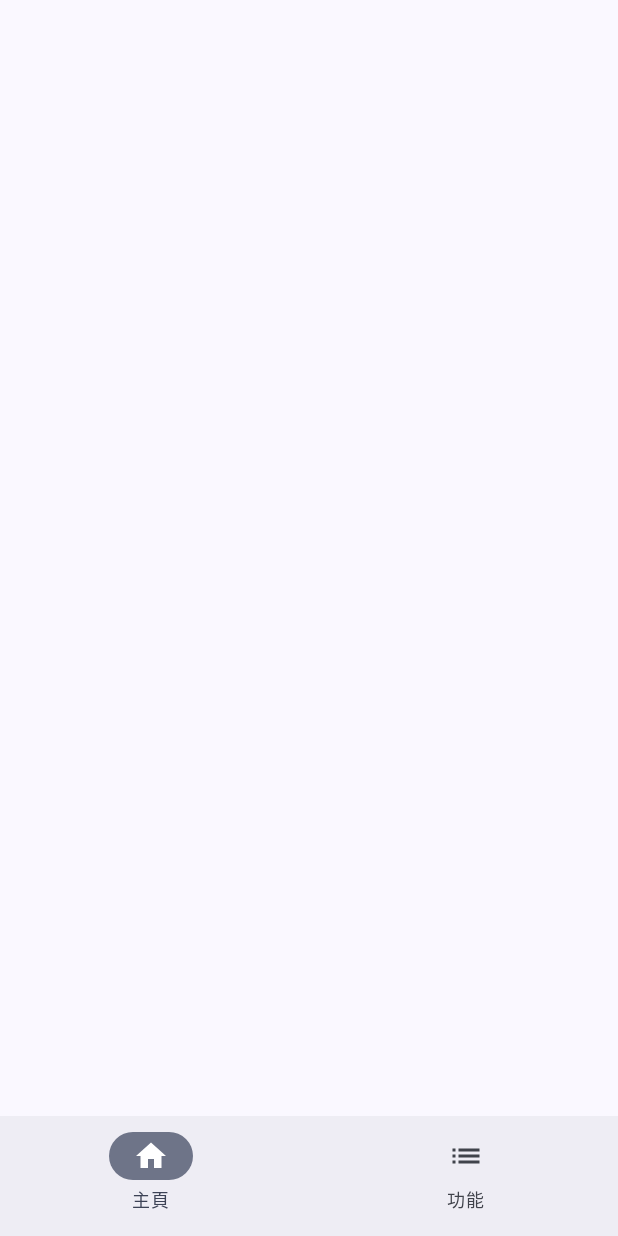
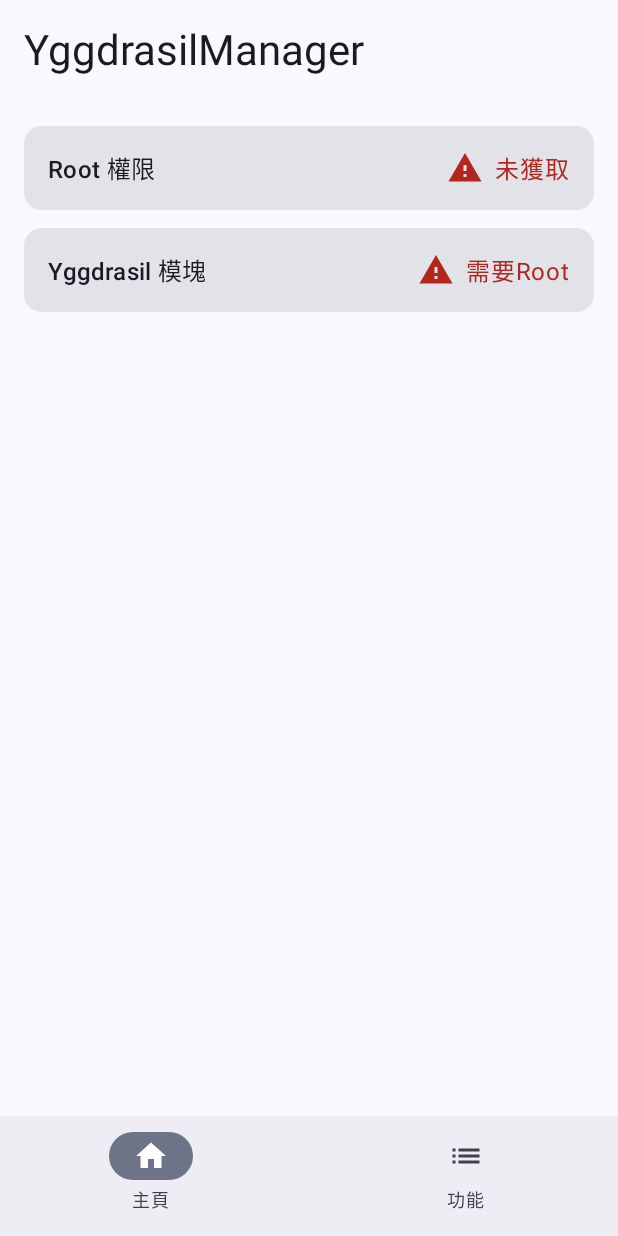
Before and after one commit to Ng1okHub/YggdrasilManager, an Android app built with Jetpack Compose: the HomeScreen screen opened through its navigation route, on a phone screen of 412 x 824 dp. Run offline under Robolectric (Android 15) with nearby library versions, the phone set to English and light mode, and no system bars; libraries missing offline, so code that uses them is left out: com.topjohnwu.superuser; 1 statement that could not run was skipped.

Commit message:
feat: HomeScreen and HomeViewModel
Co-Authored-By: Claude Opus 4.6 <noreply@anthropic.com>

```diff
--- a/app/src/main/kotlin/ng1ok/yggdrasilmanager/ui/home/HomeScreen.kt
+++ b/app/src/main/kotlin/ng1ok/yggdrasilmanager/ui/home/HomeScreen.kt
@@ -1,9 +1,68 @@
 package ng1ok.yggdrasilmanager.ui.home
 
-import androidx.compose.foundation.layout.Box
-import androidx.compose.foundation.layout.fillMaxSize
-import androidx.compose.runtime.Composable
+import androidx.compose.foundation.layout.*
+import androidx.compose.material.icons.Icons
+import androidx.compose.material.icons.filled.CheckCircle
+import androidx.compose.material.icons.filled.Warning
+import androidx.compose.material3.*
+import androidx.compose.runtime.*
+import androidx.compose.ui.Alignment
 import androidx.compose.ui.Modifier
+import androidx.compose.ui.unit.dp
+import androidx.lifecycle.viewmodel.compose.viewModel
+import com.topjohnwu.superuser.Shell
 
 @Composable
-fun HomeScreen() { Box(Modifier.fillMaxSize()) }
+fun HomeScreen(vm: HomeViewModel = viewModel()) {
+    val state by vm.uiState.collectAsState()
+
+    LaunchedEffect(Unit) {
+        Shell.getShell { shell ->
+            vm.refresh(rootGranted = shell.isRoot)
+        }
+    }
+
+    Column(
+        modifier = Modifier.fillMaxSize().padding(16.dp),
+        verticalArrangement = Arrangement.spacedBy(12.dp)
+    ) {
+        Text("YggdrasilManager", style = MaterialTheme.typography.headlineMedium)
+        Spacer(Modifier.height(8.dp))
+        StatusCard(
+            title = "Root 權限",
+            ok = state.rootGranted,
+            okText = "已獲取",
+            failText = "未獲取"
+        )
+        StatusCard(
+            title = "Yggdrasil 模塊",
+            ok = state.moduleAvailable,
+            okText = "可用",
+            failText = if (!state.rootGranted) "需要Root" else "不可用"
+        )
+    }
+}
+
+@Composable
+private fun StatusCard(title: String, ok: Boolean, okText: String, failText: String) {
+    Card(modifier = Modifier.fillMaxWidth()) {
+        Row(
+            modifier = Modifier.padding(16.dp),
+            verticalAlignment = Alignment.CenterVertically,
+            horizontalArrangement = Arrangement.SpaceBetween
+        ) {
+            Text(title, style = MaterialTheme.typography.titleMedium, modifier = Modifier.weight(1f))
+            Row(verticalAlignment = Alignment.CenterVertically, horizontalArrangement = Arrangement.spacedBy(8.dp)) {
+                Icon(
+                    imageVector = if (ok) Icons.Default.CheckCircle else Icons.Default.Warning,
+                    contentDescription = null,
+                    tint = if (ok) MaterialTheme.colorScheme.primary else MaterialTheme.colorScheme.error
+                )
+                Text(
+                    if (ok) okText else failText,
+                    color = if (ok) MaterialTheme.colorScheme.primary else MaterialTheme.colorScheme.error
+                )
+            }
+        }
+    }
+}
--- /dev/null
+++ b/app/src/main/kotlin/ng1ok/yggdrasilmanager/ui/home/HomeViewModel.kt
@@ -0,0 +1,30 @@
+package ng1ok.yggdrasilmanager.ui.home
+
+import androidx.lifecycle.ViewModel
+import androidx.lifecycle.viewModelScope
+import kotlinx.coroutines.flow.MutableStateFlow
+import kotlinx.coroutines.flow.StateFlow
+import kotlinx.coroutines.flow.asStateFlow
+import kotlinx.coroutines.launch
+import ng1ok.yggdrasilmanager.data.YggdrasilRepository
+
+data class HomeUiState(
+    val rootGranted: Boolean = false,
+    val moduleAvailable: Boolean = false,
+    val loading: Boolean = false
+)
+
+class HomeViewModel(
+    private val repo: YggdrasilRepository = YggdrasilRepository.instance
+) : ViewModel() {
+    private val _uiState = MutableStateFlow(HomeUiState())
+    val uiState: StateFlow<HomeUiState> = _uiState.asStateFlow()
+
+    fun refresh(rootGranted: Boolean) {
+        viewModelScope.launch {
+            _uiState.value = _uiState.value.copy(loading = true)
+            val available = if (rootGranted) repo.checkAvailable() else false
+            _uiState.value = HomeUiState(rootGranted = rootGranted, moduleAvailable = available)
+        }
+    }
+}
```
Also changed, not shown: 1 other file.
